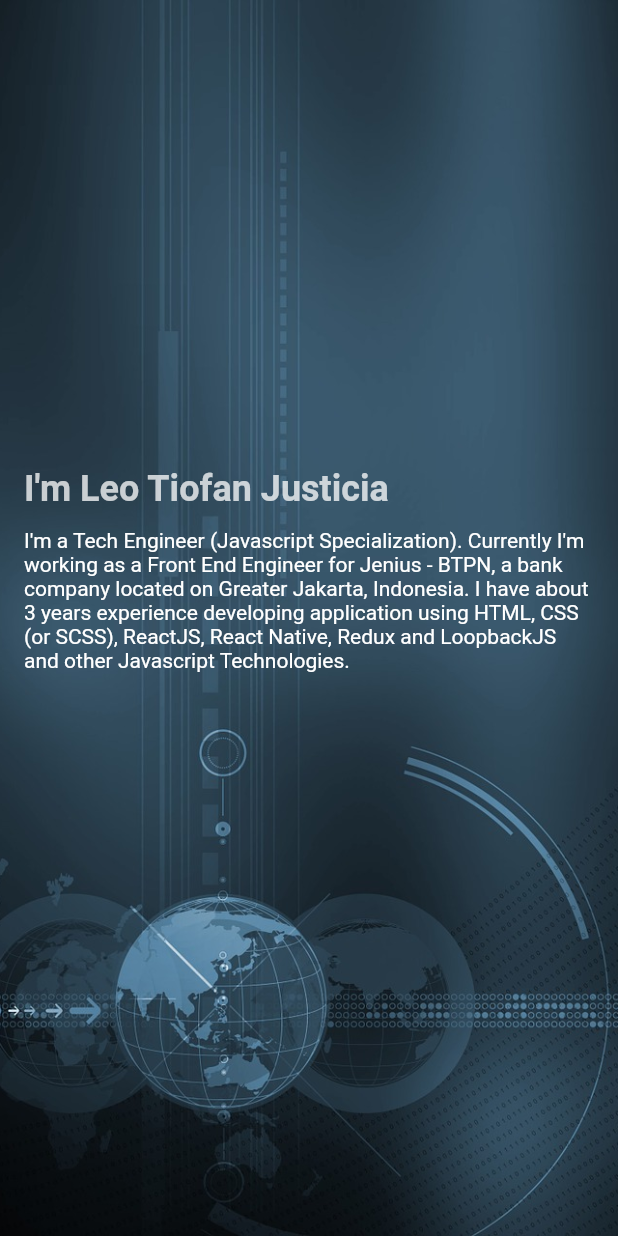
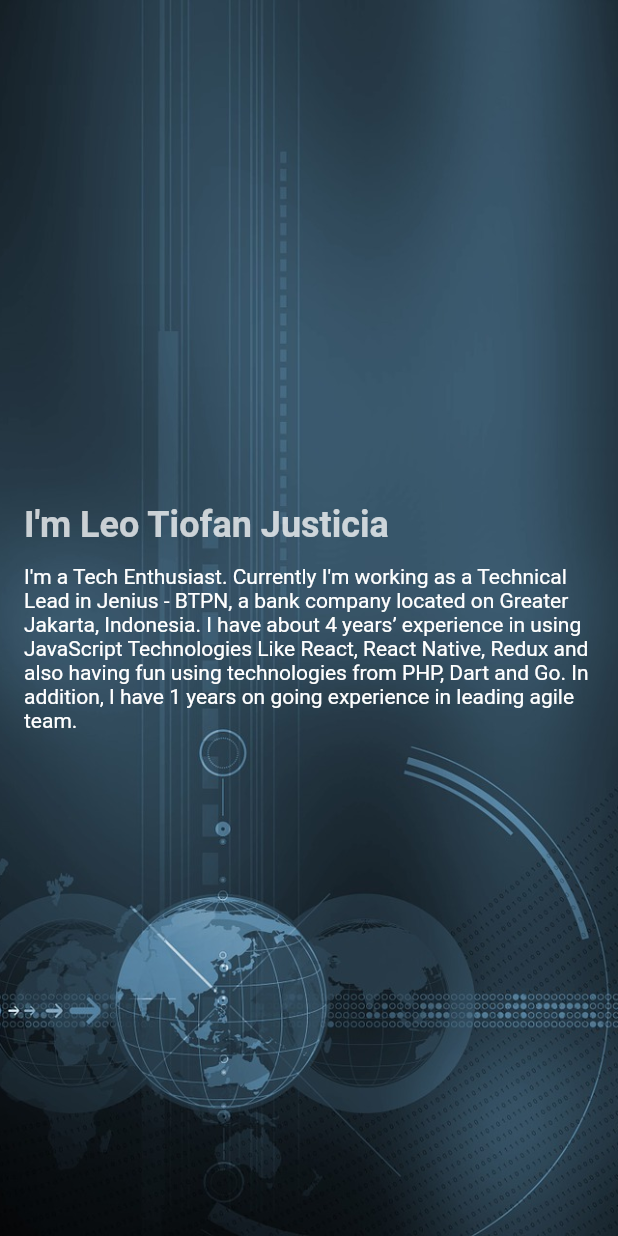
Before and after one commit to leotj/leotj.github.io, a Flutter app: the screen it shows after launch, on a phone screen of 412 x 824 dp. Run offline on Flutter 3.47's test engine with Material 2 defaults, Android fonts, the phone set to English and light mode, and no system bars.

```diff
--- a/lib/main.dart
+++ b/lib/main.dart
@@ -54,10 +54,10 @@ class CoverSection extends StatelessWidget {
     );
   }
 
-  Widget getDescriptionWidget(bool isSmallDevice) {
+  Widget getDescriptionWidget(BuildContext context, bool isSmallDevice) {
     double sizedBoxWidth = isSmallDevice
-      ? window.physicalSize.width
-      : (window.physicalSize.width / 2) - 64;
+      ? MediaQuery.of(context).size.width
+      : (MediaQuery.of(context).size.width / 2) - 64;
 
     TextStyle textStyle = TextStyle(
       color: isSmallDevice
@@ -69,20 +69,20 @@ class CoverSection extends StatelessWidget {
     return SizedBox(
       width: sizedBoxWidth,
       child: Text(
-        'I\'m a Tech Engineer (Javascript Specialization). Currently I\'m working as a Front End Engineer for Jenius - BTPN, a bank company located on Greater Jakarta, Indonesia. I have about 3 years experience developing application using HTML, CSS (or SCSS), ReactJS, React Native, Redux and LoopbackJS and other Javascript Technologies.',
+        'I\'m a Tech Enthusiast. Currently I\'m working as a Technical Lead in Jenius - BTPN, a bank company located on Greater Jakarta, Indonesia. I have about 4 years’ experience in using JavaScript Technologies Like React, React Native, Redux and also having fun using technologies from PHP, Dart and Go. In addition, I have 1 years on going experience in leading agile team.',
         softWrap: true,
         style: textStyle,
       ),
     );
   }
 
-  Widget getContentWidgets(bool isSmallDevice) {
+  Widget getContentWidgets(BuildContext context, bool isSmallDevice) {
     return Column(
       crossAxisAlignment: CrossAxisAlignment.start,
       mainAxisAlignment: MainAxisAlignment.center,
       children: <Widget>[
         getGreetingsWidget(isSmallDevice),
-        getDescriptionWidget(isSmallDevice)
+        getDescriptionWidget(context, isSmallDevice)
       ],
     );
   }
@@ -110,9 +110,8 @@ class CoverSection extends StatelessWidget {
         )
       ),
       child: Container(
-		transform: Matrix4.translationValues(0.0, -32.0, 0.0),
         margin: EdgeInsets.all(childContainerMargin),
-        child: getContentWidgets(isSmallDevice),
+        child: getContentWidgets(context, isSmallDevice),
       ),
     );
   }
```
